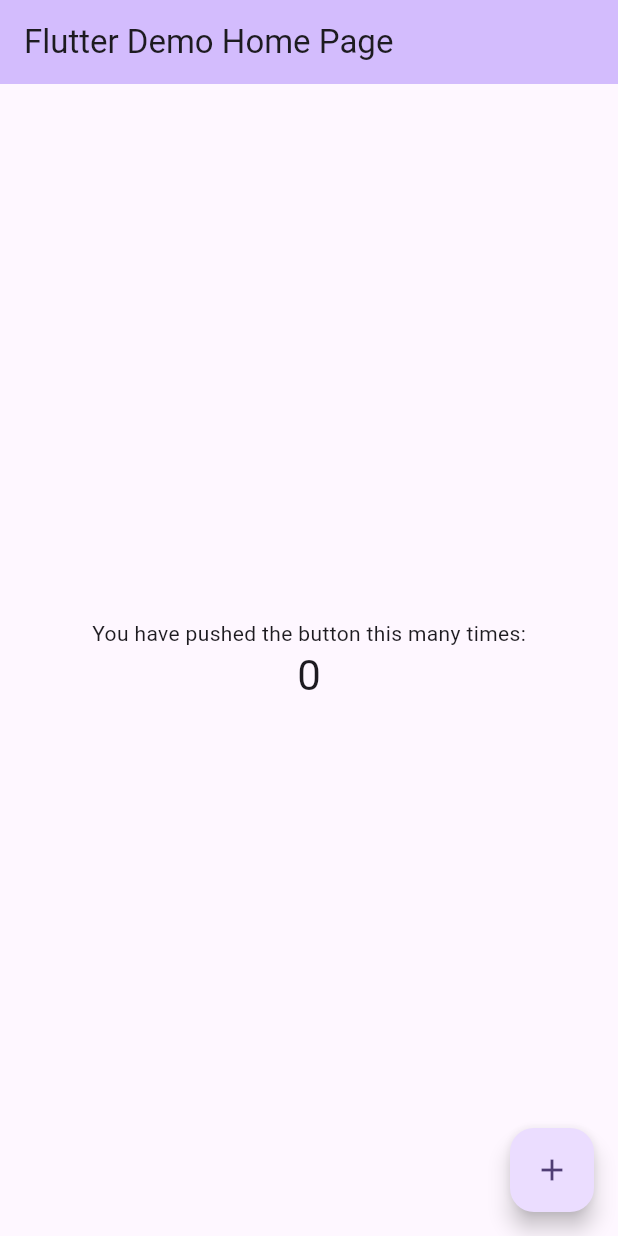
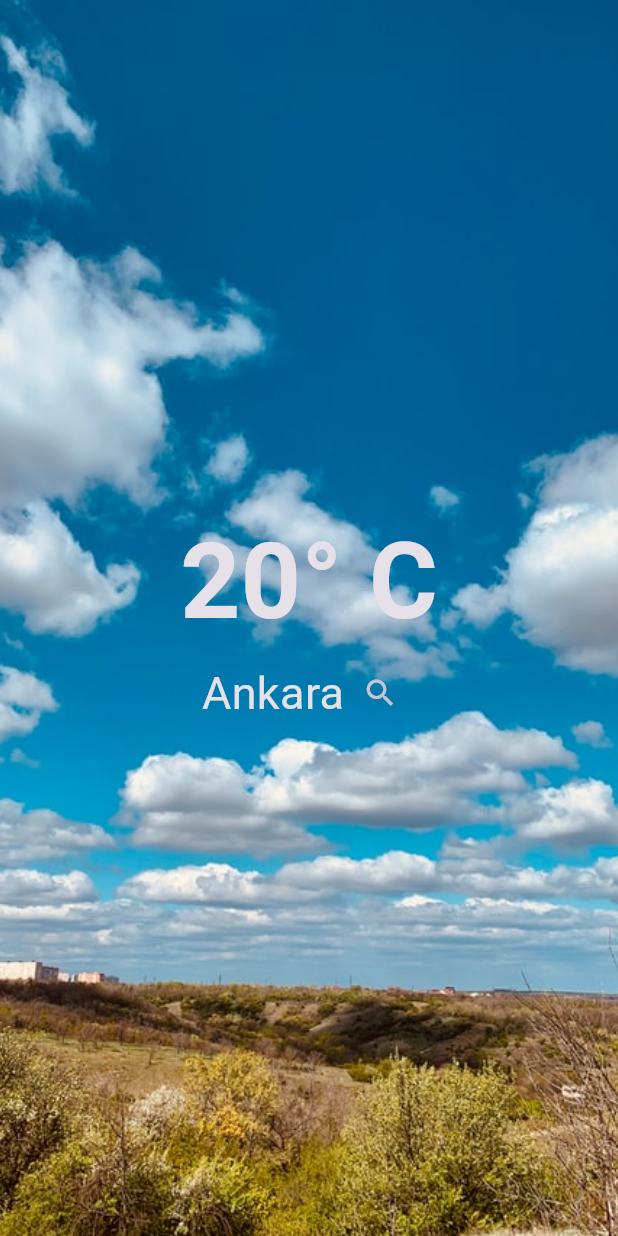
Before and after one commit to gorkembayraktar/weather_app, a Flutter app: the screen it shows after launch, on a phone screen of 412 x 824 dp. Run offline on Flutter 3.47's test engine with Material 3 defaults, Android fonts, the phone set to English and light mode, and no system bars.

Commit message:
uygulama arayüzü hazırlandı

```diff
--- /dev/null
+++ b/lib/home_page.dart
@@ -0,0 +1,51 @@
+import 'package:flutter/material.dart';
+import 'package:havadurumu/search_page.dart';
+
+class MyHomePage extends StatefulWidget {
+  const MyHomePage({super.key, required this.title});
+  final String title;
+  @override
+  State<MyHomePage> createState() => _MyHomePageState();
+}
+
+class _MyHomePageState extends State<MyHomePage> {
+
+
+  @override
+  Widget build(BuildContext context) {
+    return Container(
+      decoration: const BoxDecoration(
+        image: DecorationImage(
+            image: AssetImage('assets/Clear.jpg'), fit: BoxFit.cover),
+      ),
+      child:  Scaffold(
+        backgroundColor: Colors.transparent,
+        body: Center(
+          child: Column(
+              mainAxisAlignment: MainAxisAlignment.center,
+              children: <Widget>[
+                const Text(
+                  "20° C",
+                  style: TextStyle(fontSize: 70, fontWeight: FontWeight.w700),
+                ),
+                Row(
+                  mainAxisAlignment: MainAxisAlignment.center,
+                  children: [
+                    const Text(
+                      "Ankara",
+                      style: TextStyle(fontSize: 30),
+                    ),
+                    IconButton(
+                        icon: Icon(Icons.search),
+                        onPressed: () {
+                          Navigator.push(context, MaterialPageRoute(builder: (context) =>  SearchPage()));
+                        },
+                    )
+                  ],
+                )
+              ]),
+        ),
+      ),
+    );
+  }
+}
--- a/lib/main.dart
+++ b/lib/main.dart
@@ -1,4 +1,5 @@
 import 'package:flutter/material.dart';
+import 'package:havadurumu/home_page.dart';
 
 void main() {
   runApp(const MyApp());
@@ -11,115 +12,9 @@
   @override
   Widget build(BuildContext context) {
     return MaterialApp(
-      title: 'Flutter Demo',
-      theme: ThemeData(
-        // This is the theme of your application.
-        //
-        // TRY THIS: Try running your application with "flutter run". You'll see
-        // the application has a purple toolbar. Then, without quitting the app,
-        // try changing the seedColor in the colorScheme below to Colors.green
-        // and then invoke "hot reload" (save your changes or press the "hot
-        // reload" button in a Flutter-supported IDE, or press "r" if you used
-        // the command line to start the app).
-        //
-        // Notice that the counter didn't reset back to zero; the application
-        // state is not lost during the reload. To reset the state, use hot
-        // restart instead.
-        //
-        // This works for code too, not just values: Most code changes can be
-        // tested with just a hot reload.
-        colorScheme: ColorScheme.fromSeed(seedColor: Colors.deepPurple),
-        useMaterial3: true,
-      ),
-      home: const MyHomePage(title: 'Flutter Demo Home Page'),
+      title: 'Hava Durumu',
+      theme: ThemeData.dark(),
+      home: const MyHomePage(title: 'Hava Durumu'),
     );
   }
 }
-
-class MyHomePage extends StatefulWidget {
-  const MyHomePage({super.key, required this.title});
-
-  // This widget is the home page of your application. It is stateful, meaning
-  // that it has a State object (defined below) that contains fields that affect
-  // how it looks.
-
-  // This class is the configuration for the state. It holds the values (in this
-  // case the title) provided by the parent (in this case the App widget) and
-  // used by the build method of the State. Fields in a Widget subclass are
-  // always marked "final".
-
-  final String title;
-
-  @override
-  State<MyHomePage> createState() => _MyHomePageState();
-}
-
-class _MyHomePageState extends State<MyHomePage> {
-  int _counter = 0;
-
-  void _incrementCounter() {
-    setState(() {
-      // This call to setState tells the Flutter framework that something has
-      // changed in this State, which causes it to rerun the build method below
-      // so that the display can reflect the updated values. If we changed
-      // _counter without calling setState(), then the build method would not be
-      // called again, and so nothing would appear to happen.
-      _counter++;
-    });
-  }
-
-  @override
-  Widget build(BuildContext context) {
-    // This method is rerun every time setState is called, for instance as done
-    // by the _incrementCounter method above.
-    //
-    // The Flutter framework has been optimized to make rerunning build methods
-    // fast, so that you can just rebuild anything that needs updating rather
-    // than having to individually change instances of widgets.
-    return Scaffold(
-      appBar: AppBar(
-        // TRY THIS: Try changing the color here to a specific color (to
-        // Colors.amber, perhaps?) and trigger a hot reload to see the AppBar
-        // change color while the other colors stay the same.
-        backgroundColor: Theme.of(context).colorScheme.inversePrimary,
-        // Here we take the value from the MyHomePage object that was created by
-        // the App.build method, and use it to set our appbar title.
-        title: Text(widget.title),
-      ),
-      body: Center(
-        // Center is a layout widget. It takes a single child and positions it
-        // in the middle of the parent.
-        child: Column(
-          // Column is also a layout widget. It takes a list of children and
-          // arranges them vertically. By default, it sizes itself to fit its
-          // children horizontally, and tries to be as tall as its parent.
-          //
-          // Column has various properties to control how it sizes itself and
-          // how it positions its children. Here we use mainAxisAlignment to
-          // center the children vertically; the main axis here is the vertical
-          // axis because Columns are vertical (the cross axis would be
-          // horizontal).
-          //
-          // TRY THIS: Invoke "debug painting" (choose the "Toggle Debug Paint"
-          // action in the IDE, or press "p" in the console), to see the
-          // wireframe for each widget.
-          mainAxisAlignment: MainAxisAlignment.center,
-          children: <Widget>[
-            const Text(
-              'You have pushed the button this many times:',
-            ),
-            Text(
-              '$_counter',
-              style: Theme.of(context).textTheme.headlineMedium,
-            ),
-          ],
-        ),
-      ),
-      floatingActionButton: FloatingActionButton(
-        onPressed: _incrementCounter,
-        tooltip: 'Increment',
-        child: const Icon(Icons.add),
-      ), // This trailing comma makes auto-formatting nicer for build methods.
-    );
-  }
-}
```
Also changed, not shown: lib/search_page.dart (added, +40 -0 lines), pubspec.yaml (+4 -3 lines), assets/Atmosphere.jpg (added), assets/Clear.jpg (added), assets/Clouds.jpg (added), assets/Drizzle.jpg (added), assets/Rain.jpg (added), assets/Snow.jpg (added), assets/Thunderstorm.jpg (added), assets/c.jpg (added), assets/h.jpg (added), assets/search.jpg (added), assets/sl.jpg (added).
